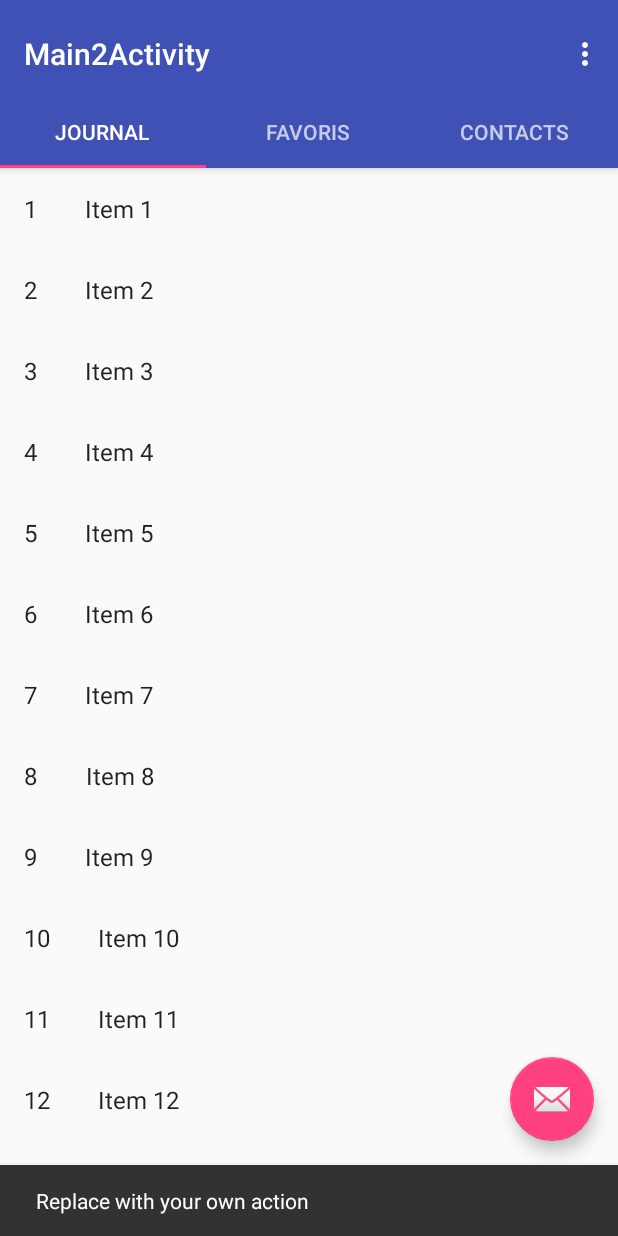
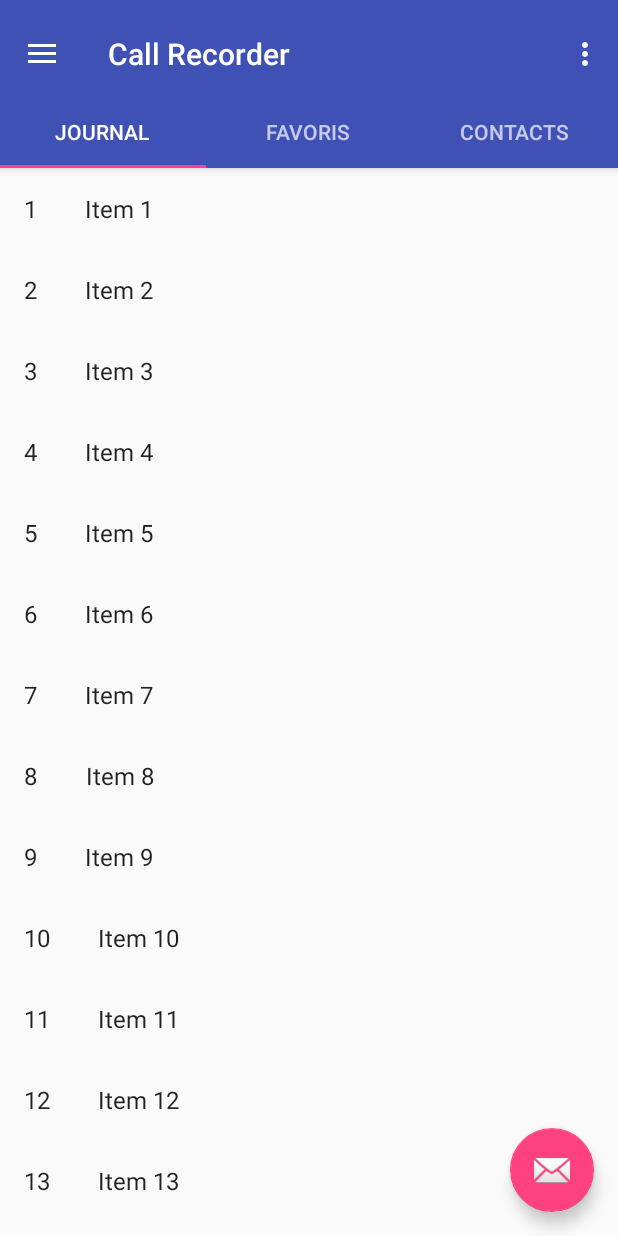
Before and after one commit to KassyLab/CallRecorder, an Android app: the screen it shows after launch (Main2Activity before the commit, MainActivity after it), after a tap on "10", on a phone screen of 412 x 824 dp. Run offline under Robolectric (Android 15) with nearby library versions, the phone set to English and light mode, and no system bars; 1 other tap on this screen came first.

Commit message:
fusion between main activity and main 2 activity (main activity with tabs)

```diff
--- a/app/src/main/AndroidManifest.xml
+++ b/app/src/main/AndroidManifest.xml
@@ -14,10 +14,6 @@
         <activity
             android:name=".MainActivity"
             android:label="@string/app_name"
-            android:theme="@style/AppTheme.NoActionBar"></activity>
-        <activity
-            android:name=".Main2Activity"
-            android:label="@string/title_activity_main2"
             android:theme="@style/AppTheme.NoActionBar">
             <intent-filter>
                 <action android:name="android.intent.action.MAIN" />
--- a/app/src/main/java/com/kassylab/callrecorder/Main2Activity.java
+++ /dev/null
@@ -1,198 +0,0 @@
-package com.kassylab.callrecorder;
-
-import android.Manifest;
-import android.content.pm.PackageManager;
-import android.net.Uri;
-import android.os.Bundle;
-import android.support.annotation.NonNull;
-import android.support.design.widget.FloatingActionButton;
-import android.support.design.widget.Snackbar;
-import android.support.design.widget.TabLayout;
-import android.support.v4.app.ActivityCompat;
-import android.support.v4.app.Fragment;
-import android.support.v4.app.FragmentManager;
-import android.support.v4.app.FragmentPagerAdapter;
-import android.support.v4.content.ContextCompat;
-import android.support.v4.view.ViewPager;
-import android.support.v7.app.AppCompatActivity;
-import android.support.v7.widget.Toolbar;
-import android.view.Menu;
-import android.view.MenuItem;
-import android.view.View;
-
-import com.kassylab.callrecorder.dummy.DummyContent;
-import com.kassylab.callrecorder.fragment.ContactsFragment;
-
-public class Main2Activity extends AppCompatActivity
-        implements CallFragment.OnListFragmentInteractionListener,
-        ContactsFragment.OnContactSelectedListener {
-
-    private static final int PERMISSIONS_REQUEST_READ_CONTACTS = 123;
-    /**
-     * The {@link android.support.v4.view.PagerAdapter} that will provide
-     * fragments for each of the sections. We use a
-     * {@link FragmentPagerAdapter} derivative, which will keep every
-     * loaded fragment in memory. If this becomes too memory intensive, it
-     * may be best to switch to a
-     * {@link android.support.v4.app.FragmentStatePagerAdapter}.
-     */
-    private SectionsPagerAdapter mSectionsPagerAdapter;
-
-    /**
-     * The {@link ViewPager} that will host the section contents.
-     */
-    private ViewPager mViewPager;
-
-    @Override
-    protected void onCreate(Bundle savedInstanceState) {
-        super.onCreate(savedInstanceState);
-        setContentView(R.layout.activity_main2);
-
-        Toolbar toolbar = (Toolbar) findViewById(R.id.toolbar);
-        setSupportActionBar(toolbar);
-        // Create the adapter that will return a fragment for each of the three
-        // primary sections of the activity.
-        mSectionsPagerAdapter = new SectionsPagerAdapter(getSupportFragmentManager());
-
-        // Set up the ViewPager with the sections adapter.
-        mViewPager = (ViewPager) findViewById(R.id.container);
-        mViewPager.setAdapter(mSectionsPagerAdapter);
-
-        TabLayout tabLayout = (TabLayout) findViewById(R.id.tabs);
-        tabLayout.setupWithViewPager(mViewPager);
-
-        FloatingActionButton fab = (FloatingActionButton) findViewById(R.id.fab);
-        fab.setOnClickListener(new View.OnClickListener() {
-            @Override
-            public void onClick(View view) {
-                Snackbar.make(view, "Replace with your own action", Snackbar.LENGTH_LONG)
-                        .setAction("Action", null).show();
-            }
-        });
-
-        if (ContextCompat.checkSelfPermission(this,
-                Manifest.permission.READ_CONTACTS)
-                != PackageManager.PERMISSION_GRANTED) {
-
-            // Should we show an explanation?
-            if (ActivityCompat.shouldShowRequestPermissionRationale(this,
-                    Manifest.permission.READ_CONTACTS)) {
-
-                // Show an explanation to the user *asynchronously* -- don't block
-                // this thread waiting for the user's response! After the user
-                // sees the explanation, try again to request the permission.
-
-            } else {
-
-                // No explanation needed, we can request the permission.
-
-                ActivityCompat.requestPermissions(this,
-                        new String[]{Manifest.permission.READ_CONTACTS},
-                        PERMISSIONS_REQUEST_READ_CONTACTS);
-
-                // MY_PERMISSIONS_REQUEST_READ_CONTACTS is an
-                // app-defined int constant. The callback method gets the
-                // result of the request.
-            }
-        }
-    }
-
-
-    @Override
-    public boolean onCreateOptionsMenu(Menu menu) {
-        // Inflate the menu; this adds items to the action bar if it is present.
-        getMenuInflater().inflate(R.menu.menu_main2, menu);
-        return true;
-    }
-
-    @Override
-    public boolean onOptionsItemSelected(MenuItem item) {
-        // Handle action bar item clicks here. The action bar will
-        // automatically handle clicks on the Home/Up button, so long
-        // as you specify a parent activity in AndroidManifest.xml.
-        int id = item.getItemId();
-
-        //noinspection SimplifiableIfStatement
-        if (id == R.id.action_settings) {
-            return true;
-        }
-
-        return super.onOptionsItemSelected(item);
-    }
-
-    @Override
-    public void onRequestPermissionsResult(int requestCode, @NonNull String permissions[],
-                                           @NonNull int[] grantResults) {
-        switch (requestCode) {
-            case PERMISSIONS_REQUEST_READ_CONTACTS: {
-                // If request is cancelled, the result arrays are empty.
-                if (grantResults.length > 0
-                        && grantResults[0] == PackageManager.PERMISSION_GRANTED) {
-
-                    // permission was granted, yay! Do the
-                    // contacts-related task you need to do.
-
-                } else {
-
-                    // permission denied, boo! Disable the
-                    // functionality that depends on this permission.
-                }
-                return;
-            }
-
-            // other 'case' lines to check for other
-            // permissions this app might request
-        }
-    }
-
-    @Override
-    public void onListFragmentInteraction(DummyContent.DummyItem item) {
-
-    }
-
-    @Override
-    public void onContactSelected(Uri itemUri, int adapterPosition) {
-
-    }
-
-    /**
-     * A {@link FragmentPagerAdapter} that returns a fragment corresponding to
-     * one of the sections/tabs/pages.
-     */
-    private class SectionsPagerAdapter extends FragmentPagerAdapter {
-
-        SectionsPagerAdapter(FragmentManager fm) {
-            super(fm);
-        }
-
-        @Override
-        public Fragment getItem(int position) {
-            switch (position) {
-                case 0:
-                case 1:
-                    return CallFragment.newInstance(1);
-                case 2:
-                    return ContactsFragment.newInstance();
-            }
-            return null;
-        }
-
-        @Override
-        public int getCount() {
-            return 3;
-        }
-
-        @Override
-        public CharSequence getPageTitle(int position) {
-            switch (position) {
-                case 0:
-                    return getString(R.string.title_tab_all);
-                case 1:
-                    return getString(R.string.title_tab_favorites);
-                case 2:
-                    return getString(R.string.title_tab_contacts);
-            }
-            return null;
-        }
-    }
-}
--- a/app/src/main/java/com/kassylab/callrecorder/MainActivity.java
+++ b/app/src/main/java/com/kassylab/callrecorder/MainActivity.java
@@ -1,29 +1,71 @@
 package com.kassylab.callrecorder;
 
-import android.content.Intent;
+import android.Manifest;
+import android.content.pm.PackageManager;
+import android.net.Uri;
 import android.os.Bundle;
 import android.support.annotation.NonNull;
 import android.support.design.widget.FloatingActionButton;
+import android.support.design.widget.NavigationView;
 import android.support.design.widget.Snackbar;
-import android.view.View;
-import android.support.design.widget.NavigationView;
+import android.support.design.widget.TabLayout;
+import android.support.v4.app.ActivityCompat;
+import android.support.v4.app.Fragment;
+import android.support.v4.app.FragmentManager;
+import android.support.v4.app.FragmentPagerAdapter;
+import android.support.v4.content.ContextCompat;
 import android.support.v4.view.GravityCompat;
+import android.support.v4.view.ViewPager;
 import android.support.v4.widget.DrawerLayout;
 import android.support.v7.app.ActionBarDrawerToggle;
 import android.support.v7.app.AppCompatActivity;
 import android.support.v7.widget.Toolbar;
 import android.view.Menu;
 import android.view.MenuItem;
+import android.view.View;
+
+import com.kassylab.callrecorder.dummy.DummyContent;
+import com.kassylab.callrecorder.fragment.ContactsFragment;
 
 public class MainActivity extends AppCompatActivity
-        implements NavigationView.OnNavigationItemSelectedListener {
+        implements NavigationView.OnNavigationItemSelectedListener,
+        CallFragment.OnListFragmentInteractionListener,
+        ContactsFragment.OnContactSelectedListener {
+
+    private static final int PERMISSIONS_REQUEST_READ_CONTACTS = 123;
+
+    /**
+     * The {@link android.support.v4.view.PagerAdapter} that will provide
+     * fragments for each of the sections. We use a
+     * {@link FragmentPagerAdapter} derivative, which will keep every
+     * loaded fragment in memory. If this becomes too memory intensive, it
+     * may be best to switch to a
+     * {@link android.support.v4.app.FragmentStatePagerAdapter}.
+     */
+    private SectionsPagerAdapter mSectionsPagerAdapter;
+
+    /**
+     * The {@link ViewPager} that will host the section contents.
+     */
+    private ViewPager mViewPager;
 
     @Override
     protected void onCreate(Bundle savedInstanceState) {
         super.onCreate(savedInstanceState);
         setContentView(R.layout.activity_main);
+
         Toolbar toolbar = (Toolbar) findViewById(R.id.toolbar);
         setSupportActionBar(toolbar);
+        // Create the adapter that will return a fragment for each of the three
+        // primary sections of the activity.
+        mSectionsPagerAdapter = new SectionsPagerAdapter(getSupportFragmentManager());
+
+        // Set up the ViewPager with the sections adapter.
+        mViewPager = (ViewPager) findViewById(R.id.container);
+        mViewPager.setAdapter(mSectionsPagerAdapter);
+
+        TabLayout tabLayout = (TabLayout) findViewById(R.id.tabs);
+        tabLayout.setupWithViewPager(mViewPager);
 
         FloatingActionButton fab = (FloatingActionButton) findViewById(R.id.fab);
         fab.setOnClickListener(new View.OnClickListener() {
@@ -31,7 +73,6 @@ public class MainActivity extends AppCompatActivity
             public void onClick(View view) {
                 Snackbar.make(view, "Replace with your own action", Snackbar.LENGTH_LONG)
                         .setAction("Action", null).show();
-                startActivity(new Intent(MainActivity.this, Main2Activity.class));
             }
         });
 
@@ -43,6 +84,32 @@ public class MainActivity extends AppCompatActivity
 
         NavigationView navigationView = (NavigationView) findViewById(R.id.nav_view);
         navigationView.setNavigationItemSelectedListener(this);
+
+        if (ContextCompat.checkSelfPermission(this,
+                Manifest.permission.READ_CONTACTS)
+                != PackageManager.PERMISSION_GRANTED) {
+
+            // Should we show an explanation?
+            if (ActivityCompat.shouldShowRequestPermissionRationale(this,
+                    Manifest.permission.READ_CONTACTS)) {
+
+                // Show an explanation to the user *asynchronously* -- don't block
+                // this thread waiting for the user's response! After the user
+                // sees the explanation, try again to request the permission.
+
+            } else {
+
+                // No explanation needed, we can request the permission.
+
+                ActivityCompat.requestPermissions(this,
+                        new String[]{Manifest.permission.READ_CONTACTS},
+                        PERMISSIONS_REQUEST_READ_CONTACTS);
+
+                // MY_PERMISSIONS_REQUEST_READ_CONTACTS is an
+                // app-defined int constant. The callback method gets the
+                // result of the request.
+            }
+        }
     }
 
     @Override
@@ -101,4 +168,80 @@ public class MainActivity extends AppCompatActivity
         drawer.closeDrawer(GravityCompat.START);
         return true;
     }
+
+    @Override
+    public void onRequestPermissionsResult(int requestCode, @NonNull String permissions[],
+                                           @NonNull int[] grantResults) {
+        switch (requestCode) {
+            case PERMISSIONS_REQUEST_READ_CONTACTS: {
+                // If request is cancelled, the result arrays are empty.
+                if (grantResults.length > 0
+                        && grantResults[0] == PackageManager.PERMISSION_GRANTED) {
+
+                    // permission was granted, yay! Do the
+                    // contacts-related task you need to do.
+
+                } else {
+
+                    // permission denied, boo! Disable the
+                    // functionality that depends on this permission.
+                }
+                return;
+            }
+
+            // other 'case' lines to check for other
+            // permissions this app might request
+        }
+    }
+
+    @Override
+    public void onListFragmentInteraction(DummyContent.DummyItem item) {
+
+    }
+
+    @Override
+    public void onContactSelected(Uri itemUri, int adapterPosition) {
+
+    }
+
+    /**
+     * A {@link FragmentPagerAdapter} that returns a fragment corresponding to
+     * one of the sections/tabs/pages.
+     */
+    private class SectionsPagerAdapter extends FragmentPagerAdapter {
+
+        SectionsPagerAdapter(FragmentManager fm) {
+            super(fm);
+        }
+
+        @Override
+        public Fragment getItem(int position) {
+            switch (position) {
+                case 0:
+                case 1:
+                    return CallFragment.newInstance(1);
+                case 2:
+                    return ContactsFragment.newInstance();
+            }
+            return null;
+        }
+
+        @Override
+        public int getCount() {
+            return 3;
+        }
+
+        @Override
+        public CharSequence getPageTitle(int position) {
+            switch (position) {
+                case 0:
+                    return getString(R.string.title_tab_all);
+                case 1:
+                    return getString(R.string.title_tab_favorites);
+                case 2:
+                    return getString(R.string.title_tab_contacts);
+            }
+            return null;
+        }
+    }
 }
--- a/app/src/main/res/layout/activity_main2.xml
+++ /dev/null
@@ -1,49 +0,0 @@
-<?xml version="1.0" encoding="utf-8"?>
-<android.support.design.widget.CoordinatorLayout xmlns:android="http://schemas.android.com/apk/res/android"
-    xmlns:app="http://schemas.android.com/apk/res-auto"
-    xmlns:tools="http://schemas.android.com/tools"
-    android:id="@+id/main_content"
-    android:layout_width="match_parent"
-    android:layout_height="match_parent"
-    android:fitsSystemWindows="true"
-    tools:context="com.kassylab.callrecorder.Main2Activity">
-
-    <android.support.design.widget.AppBarLayout
-        android:id="@+id/appbar"
-        android:layout_width="match_parent"
-        android:layout_height="wrap_content"
-        android:paddingTop="@dimen/appbar_padding_top"
-        android:theme="@style/AppTheme.AppBarOverlay">
-
-        <android.support.v7.widget.Toolbar
-            android:id="@+id/toolbar"
-            android:layout_width="match_parent"
-            android:layout_height="?attr/actionBarSize"
-            android:background="?attr/colorPrimary"
-            app:layout_scrollFlags="scroll|enterAlways"
-            app:popupTheme="@style/AppTheme.PopupOverlay">
-
-        </android.support.v7.widget.Toolbar>
-
-        <android.support.design.widget.TabLayout
-            android:id="@+id/tabs"
-            android:layout_width="match_parent"
-            android:layout_height="wrap_content" />
-
-    </android.support.design.widget.AppBarLayout>
-
-    <android.support.v4.view.ViewPager
-        android:id="@+id/container"
-        android:layout_width="match_parent"
-        android:layout_height="match_parent"
-        app:layout_behavior="@string/appbar_scrolling_view_behavior" />
-
-    <android.support.design.widget.FloatingActionButton
-        android:id="@+id/fab"
-        android:layout_width="wrap_content"
-        android:layout_height="wrap_content"
-        android:layout_gravity="end|bottom"
-        android:layout_margin="@dimen/fab_margin"
-        app:srcCompat="@android:drawable/ic_dialog_email" />
-
-</android.support.design.widget.CoordinatorLayout>
--- a/app/src/main/res/layout/app_bar_main.xml
+++ b/app/src/main/res/layout/app_bar_main.xml
@@ -2,13 +2,17 @@
 <android.support.design.widget.CoordinatorLayout xmlns:android="http://schemas.android.com/apk/res/android"
     xmlns:app="http://schemas.android.com/apk/res-auto"
     xmlns:tools="http://schemas.android.com/tools"
+    android:id="@+id/main_content"
     android:layout_width="match_parent"
     android:layout_height="match_parent"
+    android:fitsSystemWindows="true"
     tools:context="com.kassylab.callrecorder.MainActivity">
 
     <android.support.design.widget.AppBarLayout
+        android:id="@+id/appbar"
         android:layout_width="match_parent"
         android:layout_height="wrap_content"
+        android:paddingTop="@dimen/appbar_padding_top"
         android:theme="@style/AppTheme.AppBarOverlay">
 
         <android.support.v7.widget.Toolbar
@@ -17,6 +21,11 @@
             android:layout_height="?attr/actionBarSize"
             android:background="?attr/colorPrimary"
             app:popupTheme="@style/AppTheme.PopupOverlay" />
+
+        <android.support.design.widget.TabLayout
+            android:id="@+id/tabs"
+            android:layout_width="match_parent"
+            android:layout_height="wrap_content" />
 
     </android.support.design.widget.AppBarLayout>
 
--- a/app/src/main/res/menu/menu_main2.xml
+++ /dev/null
@@ -1,10 +0,0 @@
-<menu xmlns:android="http://schemas.android.com/apk/res/android"
-    xmlns:app="http://schemas.android.com/apk/res-auto"
-    xmlns:tools="http://schemas.android.com/tools"
-    tools:context="com.kassylab.callrecorder.Main2Activity">
-    <item
-        android:id="@+id/action_settings"
-        android:orderInCategory="100"
-        android:title="@string/action_settings"
-        app:showAsAction="never" />
-</menu>
--- a/build.gradle
+++ b/build.gradle
@@ -5,7 +5,7 @@ buildscript {
         jcenter()
     }
     dependencies {
-        classpath 'com.android.tools.build:gradle:2.3.3'
+        classpath 'com.android.tools.build:gradle:3.0.1'
 
         // NOTE: Do not place your application dependencies here; they belong
         // in the individual module build.gradle files
```
Also changed, not shown: app/src/main/res/layout/content_main.xml (+3 -13 lines), gradle/wrapper/gradle-wrapper.properties.
